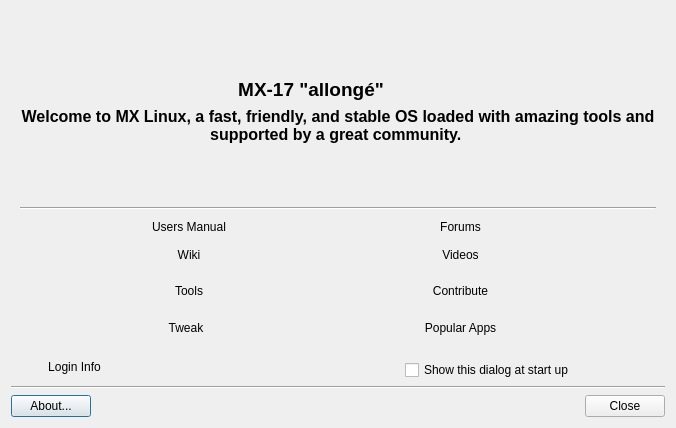
Above: mxwelcome.ui from bithostel-dev/mx-welcome before the change. Below: the same form after it.
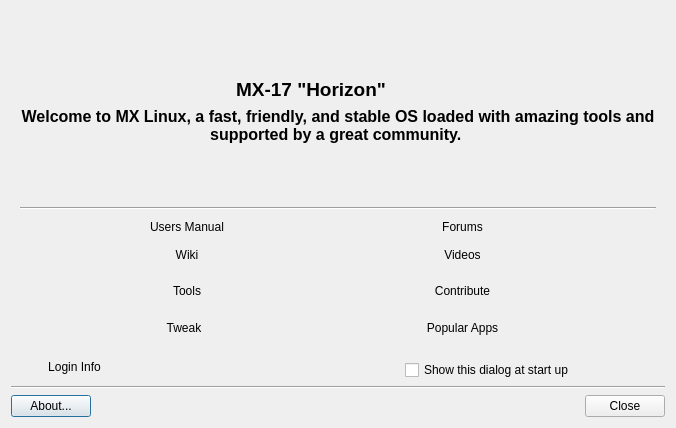
That is the form after the change. Icons and pictures are not drawn. Custom widgets are drawn as their Qt base class.

Commit message: new horizon placeholder name

What changed in the file:
```diff
--- a/mxwelcome.ui
+++ b/mxwelcome.ui
@@ -470,7 +470,7 @@
       <item row="1" column="3">
        <widget class="QLabel" name="labelTitle">
         <property name="text">
-         <string>&lt;html&gt;&lt;head/&gt;&lt;body&gt;&lt;p align=&quot;center&quot;&gt;&lt;span style=&quot; font-size:14pt; font-weight:600;&quot;&gt;MX-17 &amp;quot;allongé&amp;quot;&lt;/span&gt;&lt;/p&gt;&lt;/body&gt;&lt;/html&gt;</string>
+         <string>&lt;html&gt;&lt;head/&gt;&lt;body&gt;&lt;p align=&quot;center&quot;&gt;&lt;span style=&quot; font-size:14pt; font-weight:600;&quot;&gt;MX-17 &amp;quot;Horizon&amp;quot;&lt;/span&gt;&lt;/p&gt;&lt;/body&gt;&lt;/html&gt;</string>
         </property>
         <property name="alignment">
          <set>Qt::AlignCenter</set>
```
Left out of the diff: 6 changed lines with no effect on the pictures. The commit also changes 1 other file.
